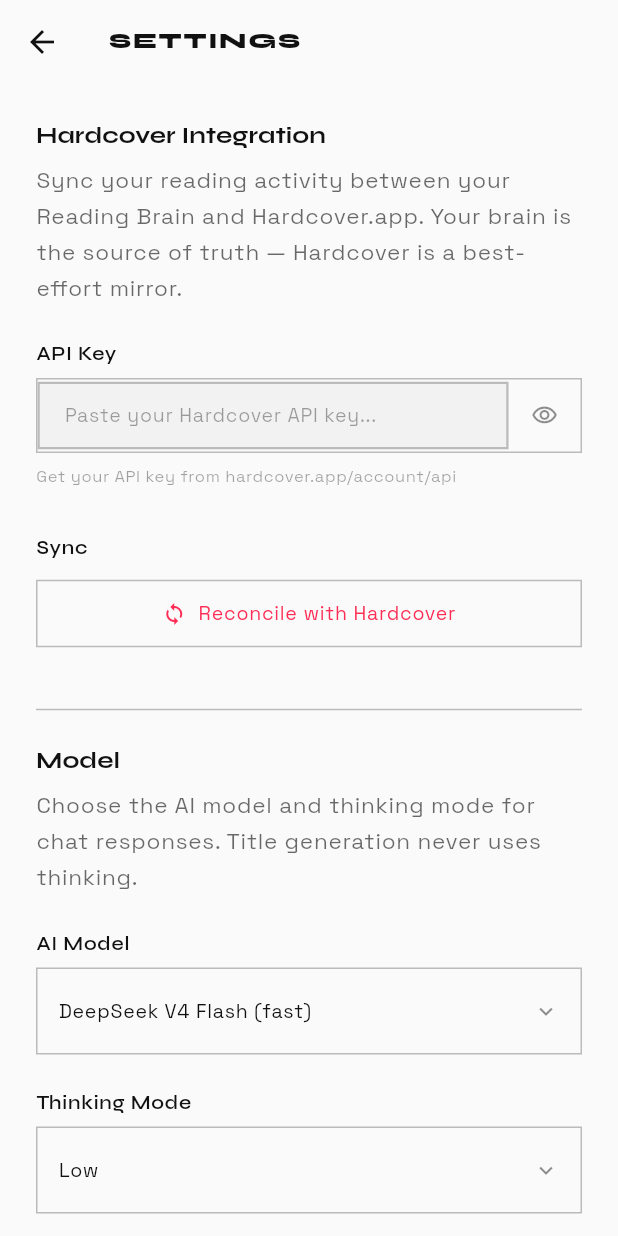
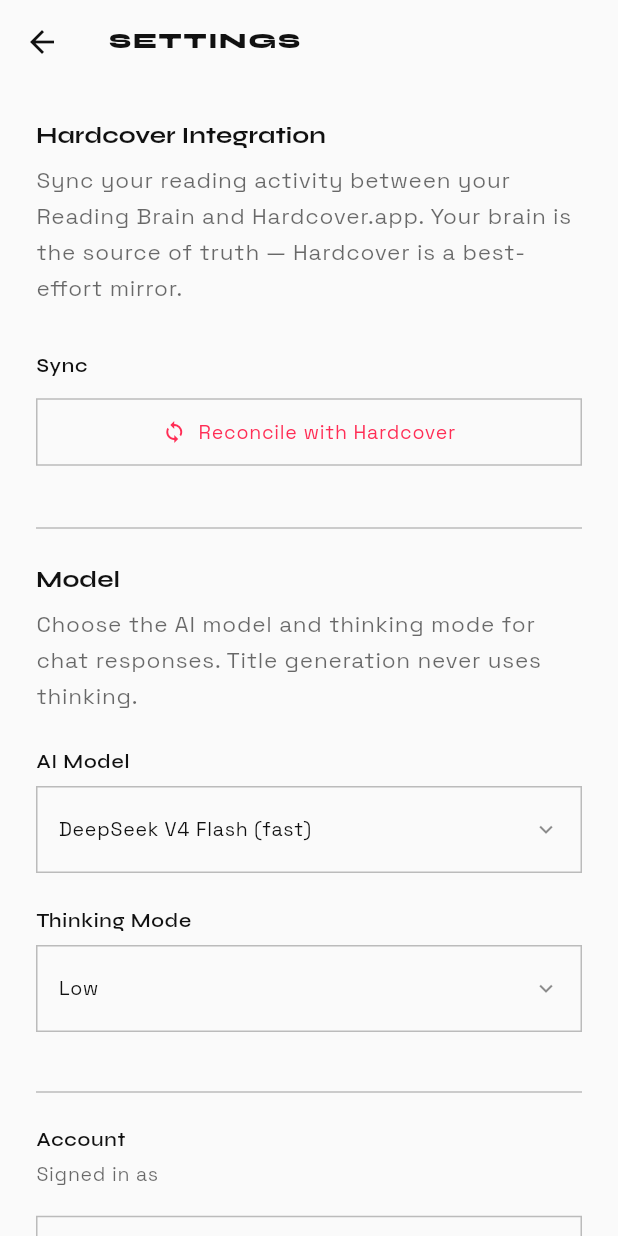
Before and after one commit to wikansetiaji/A-Strange-Loop, a Flutter app: the screen it shows once a user with an empty profile is signed in, after a tap on the "settings" icon, on a phone screen of 412 x 824 dp. Run offline on Flutter 3.47's test engine with Material 3 defaults, Android fonts, the phone set to English and light mode, and no system bars; our stand-ins replace cloud_firestore, firebase_auth, firebase_core, flutter_markdown, google_fonts; missing offline and left inert: dart:html, dart:ui_web, tiktoken; accounts and stored records are empty; generated files the repository leaves out were written again; network calls fail.

Commit message:
Remove unused API key field from settings

```diff
--- a/a_strange_loop/lib/screens/settings_screen.dart
+++ b/a_strange_loop/lib/screens/settings_screen.dart
@@ -14,8 +14,6 @@
 }
 
 class _SettingsScreenState extends State<SettingsScreen> {
-  final TextEditingController _apiKeyController = TextEditingController();
-  bool _apiKeyVisible = false;
   bool _syncInProgress = false;
   String? _syncResult;
 
@@ -32,7 +30,6 @@
 
   @override
   void dispose() {
-    _apiKeyController.dispose();
     super.dispose();
   }
 
@@ -131,61 +128,6 @@
                 'Sync your reading activity between your Reading Brain and Hardcover.app. Your brain is the source of truth — Hardcover is a best-effort mirror.',
                 style: AppTextStyles.chatBody(context).copyWith(
                   color: cs.onSurface.withAlpha(160),
-                ),
-              ),
-              const SizedBox(height: 24),
-              Text(
-                'API Key',
-                style: AppTextStyles.display(context).copyWith(
-                  fontSize: 13,
-                  fontWeight: FontWeight.w600,
-                  letterSpacing: 0.5,
-                ),
-              ),
-              const SizedBox(height: 8),
-              Container(
-                decoration: BoxDecoration(
-                  border: Border.all(color: cs.outline, width: 1),
-                ),
-                child: Row(
-                  children: [
-                    Expanded(
-                      child: TextField(
-                        controller: _apiKeyController,
-                        obscureText: !_apiKeyVisible,
-                        style: AppTextStyles.chatBody(context).copyWith(
-                          fontSize: 13,
-                        ),
-                        decoration: const InputDecoration(
-                          hintText: 'Paste your Hardcover API key...',
-                          border: InputBorder.none,
-                          isDense: true,
-                          contentPadding: EdgeInsets.symmetric(
-                            horizontal: 14,
-                            vertical: 12,
-                          ),
-                        ),
-                      ),
-                    ),
-                    IconButton(
-                      icon: Icon(
-                        _apiKeyVisible
-                            ? Icons.visibility_off_outlined
-                            : Icons.visibility_outlined,
-                        size: 18,
-                        color: cs.onSurface.withAlpha(120),
-                      ),
-                      onPressed: () => setState(
-                          () => _apiKeyVisible = !_apiKeyVisible),
-                    ),
-                  ],
-                ),
-              ),
-              const SizedBox(height: 8),
-              Text(
-                'Get your API key from hardcover.app/account/api',
-                style: AppTextStyles.chatCaption(context).copyWith(
-                  color: cs.onSurface.withAlpha(100),
                 ),
               ),
               const SizedBox(height: 32),
```
